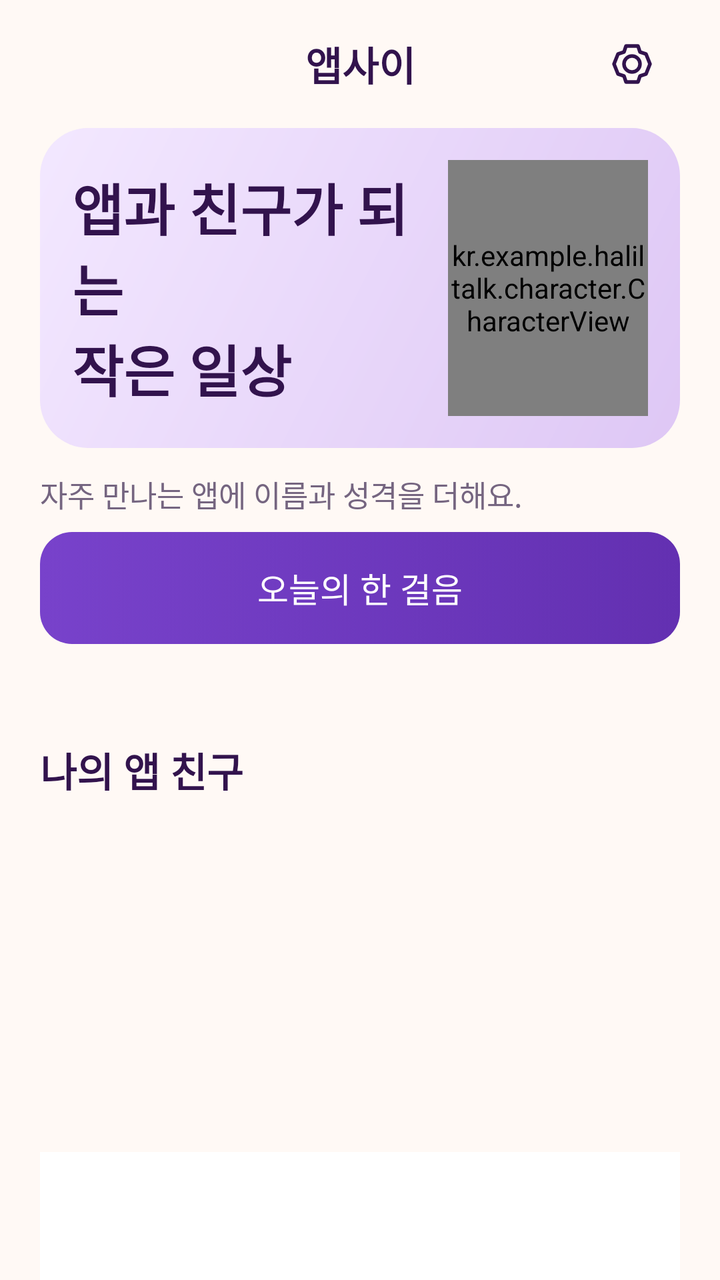
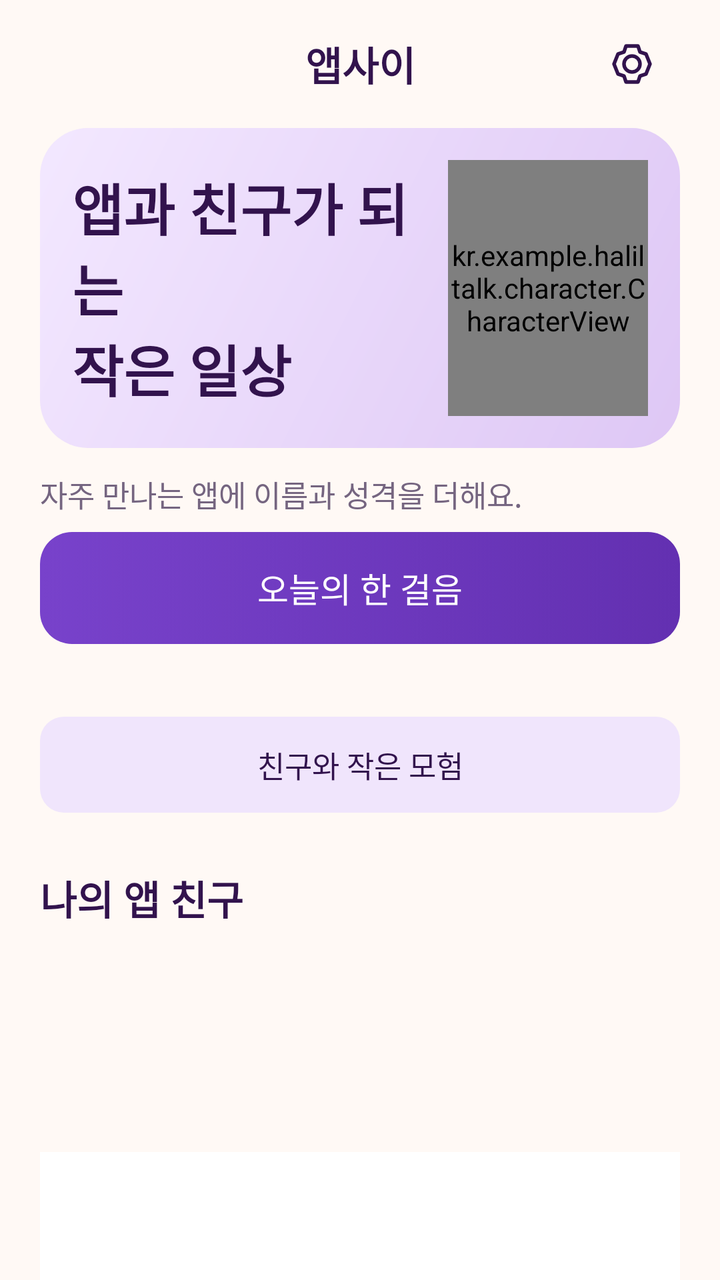

Before-and-after screenshots of an Android layout around one commit, followed by the original layout XML and the change that was made.
<!-- AndroidManifest.xml: application theme android:Theme.Material.Light.NoActionBar -->
<!-- res/layout/screen_home.xml -->
<?xml version="1.0" encoding="utf-8"?>
<LinearLayout xmlns:android="http://schemas.android.com/apk/res/android"
    style="@style/Page" android:orientation="vertical">

    <LinearLayout android:layout_width="match_parent" android:layout_height="wrap_content" android:orientation="horizontal" android:gravity="center_vertical">
    <Space android:layout_width="48dp" android:layout_height="1dp"/>
    <TextView
        style="@style/SectionTitle"
        android:layout_width="0dp"
        android:layout_weight="1"
        android:layout_marginTop="8dp"
        android:layout_marginBottom="8dp"
        android:minHeight="48dp"
        android:gravity="center"
        android:text="@string/brand_name" />
    <ImageButton android:id="@+id/open_settings" style="@style/IconButton" android:src="@drawable/ic_settings" android:contentDescription="@string/settings_title"/>
    </LinearLayout>

    <ScrollView
        android:id="@+id/home_scroll"
        android:layout_width="match_parent"
        android:layout_height="0dp"
        android:layout_weight="1"
        android:fillViewport="true"
        android:clipToPadding="false">

        <LinearLayout
            android:layout_width="match_parent"
            android:layout_height="wrap_content"
            android:orientation="vertical"
            android:paddingBottom="12dp">

            <LinearLayout
                android:layout_width="match_parent"
                android:layout_height="wrap_content"
                android:minHeight="160dp"
                android:orientation="horizontal"
                android:gravity="center_vertical"
                android:padding="16dp"
                android:background="@drawable/bg_hero">

                <TextView
                    style="@style/PageTitle"
                    android:layout_width="0dp"
                    android:layout_weight="1"
                    android:layout_marginTop="0dp"
                    android:layout_marginBottom="0dp"
                    android:text="@string/home_title" />

                <kr.example.haliltalk.character.CharacterView
                    android:id="@+id/home_character"
                    android:layout_width="100dp"
                    android:layout_height="128dp"
                    android:importantForAccessibility="no" />
            </LinearLayout>

            <TextView
                style="@style/SecondaryText"
                android:layout_marginTop="12dp"
                android:text="@string/home_description" />

            <Button android:id="@+id/home_journey" style="@style/PrimaryButton"
                android:text="@string/journey_open" />
            <TextView android:id="@+id/home_journey_summary" style="@style/SecondaryText" />

            <TextView
                style="@style/SectionTitle"
                android:text="@string/my_app_friends" />

            <LinearLayout
                android:id="@+id/friend_list"
                android:layout_width="match_parent"
                android:layout_height="wrap_content"
                android:orientation="vertical" />
        </LinearLayout>
    </ScrollView>

    <include layout="@layout/bottom_navigation" />
</LinearLayout>
<!-- res/layout/bottom_navigation.xml (included above) -->
<?xml version="1.0" encoding="utf-8"?>
<LinearLayout xmlns:android="http://schemas.android.com/apk/res/android"
    android:id="@+id/bottom_navigation"
    android:layout_width="match_parent"
    android:layout_height="wrap_content"
    android:minHeight="64dp"
    android:paddingTop="4dp"
    android:paddingBottom="4dp"
    android:orientation="horizontal"
    android:background="@color/surface" />
<!-- resources referenced by this layout -->
<resources>
  <color name="surface">#FFFFFF</color>
  <!-- drawable bg_hero (drawable) -->
  <shape xmlns:android="http://schemas.android.com/apk/res/android">
      <gradient android:angle="315" android:startColor="@color/hero_top" android:endColor="@color/hero_bottom"/>
      <corners android:radius="24dp"/>
  </shape>
  <string name="brand_name">앱사이</string>
  <string name="home_description">자주 만나는 앱에 이름과 성격을 더해요.</string>
  <string name="home_title">앱과 친구가 되는\n작은 일상</string>
  <string name="journey_open">오늘의 한 걸음</string>
  <string name="my_app_friends">나의 앱 친구</string>
  <string name="settings_title">설정</string>
  <style name="PageTitle" parent="BodyText">
          <item name="android:textSize">28sp</item>
          <item name="android:fontFamily">sans-serif-black</item>
          <item name="android:layout_marginTop">12dp</item>
          <item name="android:layout_marginBottom">8dp</item>
      </style>
  <style name="SecondaryText" parent="BodyText">
          <item name="android:textSize">15sp</item>
          <item name="android:textColor">@color/muted</item>
      </style>
  <style name="SectionTitle" parent="BodyText">
          <item name="android:textSize">20sp</item>
          <item name="android:textStyle">bold</item>
          <item name="android:layout_marginTop">20dp</item>
          <item name="android:layout_marginBottom">12dp</item>
      </style>
  <color name="hero_top">#F3E8FF</color>
  <color name="hero_bottom">#DEC7F5</color>
  <color name="ink">#32134D</color>
  <color name="canvas">#FFF9F5</color>
  <style name="BodyText">
          <item name="android:layout_width">match_parent</item>
          <item name="android:layout_height">wrap_content</item>
          <item name="android:textColor">@color/ink</item>
          <item name="android:textSize">17sp</item>
          <item name="android:breakStrategy">simple</item>
      </style>
  <color name="muted">#756580</color>
  <color name="ripple">#307842CB</color>
  <color name="disabled">#E7DDF0</color>
  <color name="primary_pressed">#6330B1</color>
  <color name="primary">#7842CB</color>
  <!-- unchanged entries left out for length: 5 -->
</resources>

<!-- the commit's change to res/layout/screen_home.xml (unified diff, before → after) -->
@@ -62,6 +62,10 @@
             <Button android:id="@+id/home_journey" style="@style/PrimaryButton"
                 android:text="@string/journey_open" />
             <TextView android:id="@+id/home_journey_summary" style="@style/SecondaryText" />
+            <TextView android:id="@+id/home_journey_next" style="@style/SecondaryText"
+                android:visibility="gone"/>
+            <Button android:id="@+id/home_adventure" style="@style/SecondaryButton"
+                android:text="@string/adventure_title" />
 
             <TextView
                 style="@style/SectionTitle"
<!-- resource entries referenced after the edit -->
@@ -6,6 +6,7 @@
       <gradient android:angle="315" android:startColor="@color/hero_top" android:endColor="@color/hero_bottom"/>
       <corners android:radius="24dp"/>
   </shape>
+  <string name="adventure_title">친구와 작은 모험</string>
   <string name="brand_name">앱사이</string>
   <string name="home_description">자주 만나는 앱에 이름과 성격을 더해요.</string>
   <string name="home_title">앱과 친구가 되는\n작은 일상</string>
@@ -17,6 +18,12 @@
           <item name="android:fontFamily">sans-serif-black</item>
           <item name="android:layout_marginTop">12dp</item>
           <item name="android:layout_marginBottom">8dp</item>
+      </style>
+  <style name="SecondaryButton" parent="PrimaryButton">
+          <item name="android:background">@drawable/bg_secondary_button</item>
+          <item name="android:textColor">@color/secondary_button_text</item>
+          <item name="android:minHeight">48dp</item>
+          <item name="android:textSize">15sp</item>
       </style>
   <style name="SecondaryText" parent="BodyText">
           <item name="android:textSize">15sp</item>
@@ -39,11 +46,51 @@
           <item name="android:textSize">17sp</item>
           <item name="android:breakStrategy">simple</item>
       </style>
+  <!-- drawable bg_secondary_button (drawable) -->
+  <ripple xmlns:android="http://schemas.android.com/apk/res/android" android:color="@color/ripple">
+      <item><selector>
+          <item android:state_enabled="false">
+              <shape>
+                  <solid android:color="@color/surface"/>
+                  <stroke android:width="1dp" android:color="@color/border"/>
+                  <corners android:radius="12dp"/>
+              </shape>
+          </item>
+          <item android:state_selected="true" android:state_focused="true">
+              <shape>
+                  <solid android:color="@color/primary"/>
+                  <stroke android:width="2dp" android:color="@color/ink"/>
+                  <corners android:radius="12dp"/>
+              </shape>
+          </item>
+          <item android:state_focused="true">
+              <shape>
+                  <solid android:color="@color/lavender"/>
+                  <stroke android:width="2dp" android:color="@color/primary"/>
+                  <corners android:radius="12dp"/>
+              </shape>
+          </item>
+          <item android:state_selected="true">
+              <shape>
+                  <solid android:color="@color/primary"/>
+                  <corners android:radius="12dp"/>
+              </shape>
+          </item>
+          <item>
+              <shape>
+                  <solid android:color="@color/lavender"/>
+                  <corners android:radius="12dp"/>
+              </shape>
+          </item>
+      </selector></item>
+  </ripple>
   <color name="muted">#756580</color>
   <color name="ripple">#307842CB</color>
   <color name="disabled">#E7DDF0</color>
   <color name="primary_pressed">#6330B1</color>
   <color name="primary">#7842CB</color>
+  <color name="border">#E4D8EA</color>
+  <color name="lavender">#F0E5FC</color>
   <!-- unchanged entries left out for length: 5 -->
 </resources>
 
